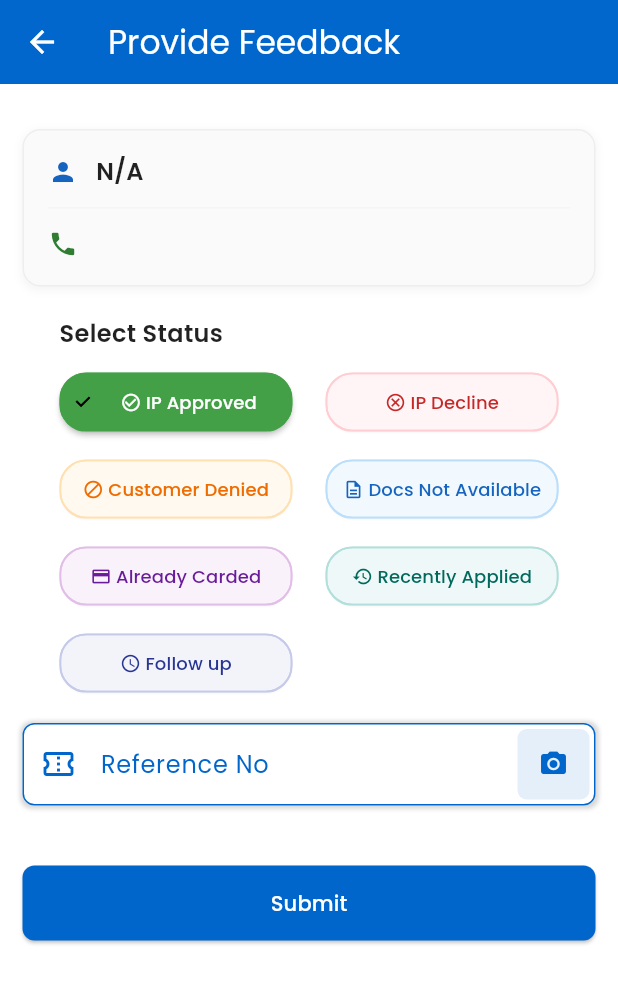
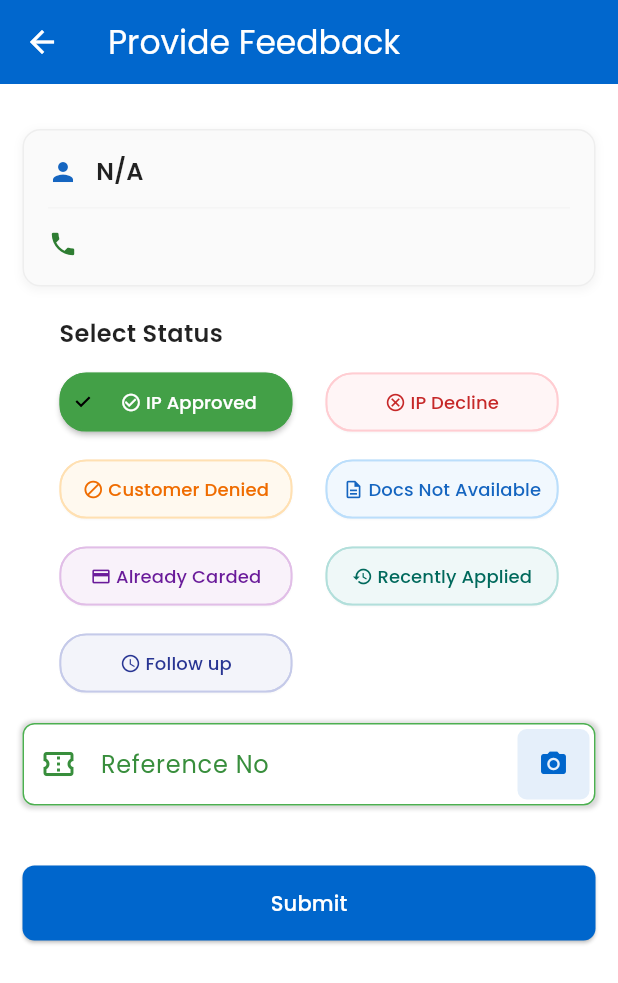
Before and after one commit to credlawn/app, a Flutter app: the FeedbackDialog screen opened directly with empty values, after a tap on "IP Approved", on a phone screen of 412 x 824 dp. Shown: the top 983 px of the screen. Run offline on Flutter 3.47's test engine with Material 3 defaults, Android fonts, the light colour scheme and no system bars; our stand-ins replace cached_network_image, connectivity_plus, device_info_plus, firebase_core, firebase_messaging, flutter_local_notifications and 9 more; missing offline and left inert: call_log, flutter_phone_direct_caller, google_mlkit_text_recognition, workmanager; accounts and stored records are empty; network calls fail; statements that could not run were skipped.

Commit message:
V1.7.74 UI COmpleted

```diff
--- a/lib/screens/components/feedback_dialog.dart
+++ b/lib/screens/components/feedback_dialog.dart
@@ -333,14 +333,14 @@
                         ),
                         enabledBorder: OutlineInputBorder(
                           borderRadius: BorderRadius.circular(8),
-                          borderSide: BorderSide(color: CustomColor.MainColor),
+                          borderSide: BorderSide(color: Colors.green),
                         ),
                         focusedBorder: OutlineInputBorder(
                           borderRadius: BorderRadius.circular(8),
-                          borderSide: BorderSide(color: Colors.blue),
+                          borderSide: BorderSide(color: Colors.green.shade600),
                         ),
-                        labelStyle: TextStyle(color: CustomColor.MainColor),
-                        prefixIcon: Icon(Icons.confirmation_number_outlined, color: CustomColor.MainColor),
+                        labelStyle: TextStyle(color: Colors.green.shade700),
+                        prefixIcon: Icon(Icons.confirmation_number_outlined, color: Colors.green.shade700),
                         suffixIcon: Container(
                           margin: const EdgeInsets.all(4),
                           decoration: BoxDecoration(
@@ -401,22 +401,48 @@
                     ),
                   )
                 else if (selectedStatus == 'Follow up')
-                  Column(
+                  Container(
+                    decoration: BoxDecoration(
+                      color: Colors.white,
+                      borderRadius: BorderRadius.circular(12),
+                      boxShadow: [
+                        BoxShadow(
+                          color: Colors.indigo.shade50.withOpacity(0.3),
+                          blurRadius: 6,
+                          spreadRadius: 2,
+                          offset: const Offset(0, 2),
+                        ),
+                      ],
+                      border: Border.all(color: Colors.indigo.shade100),
+                    ),
+                    padding: const EdgeInsets.all(12),
+                    child: Column(
                       children: [
-                      ListTile(
-                        title: Text(
-                          selectedDate == null
-                              ? 'Select Date'
-                              : 'Date: ${DateFormat('yyyy-MM-dd').format(selectedDate!)}',
-                          style: GoogleFonts.poppins(fontSize: 14),
-                        ),
-                        trailing: const Icon(Icons.calendar_today),
+                        // Date selection
+                        InkWell(
                           onTap: () async {
                             final DateTime? picked = await showDatePicker(
                               context: context,
                               initialDate: selectedDate ?? DateTime.now(),
                               firstDate: DateTime.now(),
                               lastDate: DateTime(2101),
+                              builder: (context, child) {
+                                return Theme(
+                                  data: Theme.of(context).copyWith(
+                                    colorScheme: ColorScheme.light(
+                                      primary: Colors.indigo, // Header background color
+                                      onPrimary: Colors.white, // Header text color
+                                      onSurface: Colors.indigo.shade800, // Body text color
+                                    ),
+                                    textButtonTheme: TextButtonThemeData(
+                                      style: TextButton.styleFrom(
+                                        foregroundColor: Colors.indigo, // Button text color
+                                      ),
+                                    ),
+                                  ),
+                                  child: child!,
+                                );
+                              },
                             );
                             if (picked != null && picked != selectedDate) {
                               setState(() {
@@ -424,19 +450,65 @@
                               });
                             }
                           },
+                          borderRadius: BorderRadius.circular(10),
+                          child: Container(
+                            padding: const EdgeInsets.symmetric(vertical: 14, horizontal: 16),
+                            decoration: BoxDecoration(
+                              color: Colors.indigo.shade50.withOpacity(0.3),
+                              borderRadius: BorderRadius.circular(10),
+                              border: Border.all(color: Colors.indigo.shade100),
                             ),
-                      ListTile(
-                        title: Text(
-                          selectedTime == null
-                              ? 'Select Time'
-                              : 'Time: ${selectedTime!.format(context)}',
-                          style: GoogleFonts.poppins(fontSize: 14),
+                            child: Row(
+                              children: [
+                                Icon(Icons.calendar_today, color: Colors.indigo.shade700, size: 20),
+                                const SizedBox(width: 12),
+                                Text(
+                                  selectedDate == null
+                                      ? 'Select Follow-up Date'
+                                      : 'Date: ${DateFormat('dd MMM yyyy').format(selectedDate!)}',
+                                  style: GoogleFonts.poppins(
+                                    fontSize: 14,
+                                    fontWeight: FontWeight.w500,
+                                    color: Colors.indigo.shade700,
                                   ),
-                        trailing: const Icon(Icons.access_time),
+                                ),
+                                const Spacer(),
+                                Icon(Icons.arrow_drop_down, color: Colors.indigo.shade600, size: 24),
+                              ],
+                            ),
+                          ),
+                        ),
+                        const SizedBox(height: 12),
+                        // Time selection
+                        InkWell(
                           onTap: () async {
                             final TimeOfDay? picked = await showTimePicker(
                               context: context,
                               initialTime: selectedTime ?? TimeOfDay.now(),
+                              builder: (context, child) {
+                                return Theme(
+                                  data: Theme.of(context).copyWith(
+                                    colorScheme: ColorScheme.light(
+                                      primary: Colors.indigo, // Header background color
+                                      onPrimary: Colors.white, // Header text color
+                                      onSurface: Colors.indigo.shade800, // Body text color
+                                    ),
+                                    textButtonTheme: TextButtonThemeData(
+                                      style: TextButton.styleFrom(
+                                        foregroundColor: Colors.indigo, // Button text color
+                                      ),
+                                    ),
+                                    timePickerTheme: TimePickerThemeData(
+                                      dialBackgroundColor: Colors.indigo.shade50,
+                                      hourMinuteTextColor: Colors.indigo.shade800,
+                                      hourMinuteColor: Colors.indigo.shade100,
+                                      dialHandColor: Colors.indigo.shade700,
+                                      entryModeIconColor: Colors.indigo.shade700,
+                                    ),
+                                  ),
+                                  child: child!,
+                                );
+                              },
                             );
                             if (picked != null && picked != selectedTime) {
                               setState(() {
@@ -444,8 +516,36 @@
                               });
                             }
                           },
+                          borderRadius: BorderRadius.circular(10),
+                          child: Container(
+                            padding: const EdgeInsets.symmetric(vertical: 14, horizontal: 16),
+                            decoration: BoxDecoration(
+                              color: Colors.indigo.shade50.withOpacity(0.3),
+                              borderRadius: BorderRadius.circular(10),
+                              border: Border.all(color: Colors.indigo.shade100),
+                            ),
+                            child: Row(
+                              children: [
+                                Icon(Icons.access_time, color: Colors.indigo.shade700, size: 20),
+                                const SizedBox(width: 12),
+                                Text(
+                                  selectedTime == null
+                                      ? 'Select Follow-up Time'
+                                      : 'Time: ${selectedTime!.format(context)}',
+                                  style: GoogleFonts.poppins(
+                                    fontSize: 14,
+                                    fontWeight: FontWeight.w500,
+                                    color: Colors.indigo.shade700,
+                                  ),
+                                ),
+                                const Spacer(),
+                                Icon(Icons.arrow_drop_down, color: Colors.indigo.shade600, size: 24),
+                              ],
+                            ),
+                          ),
                         ),
                       ],
+                    ),
                   )
                 else if (selectedStatus != null)
                   Container(
```
Lines whose indentation alone changed are shown as unchanged.
